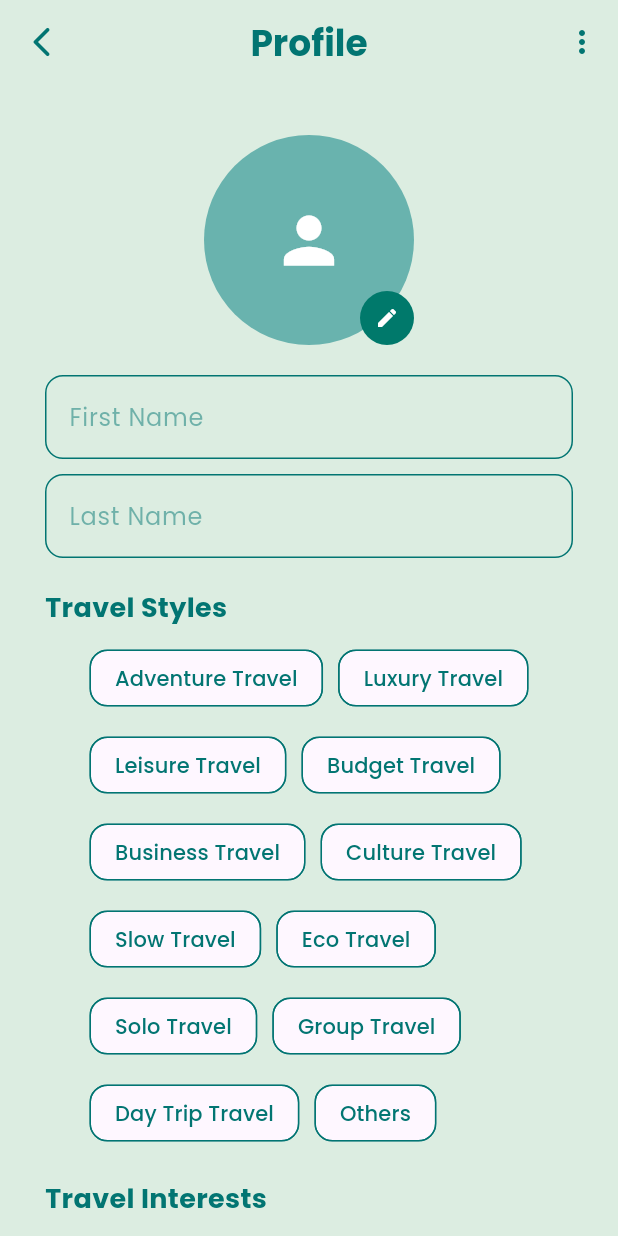
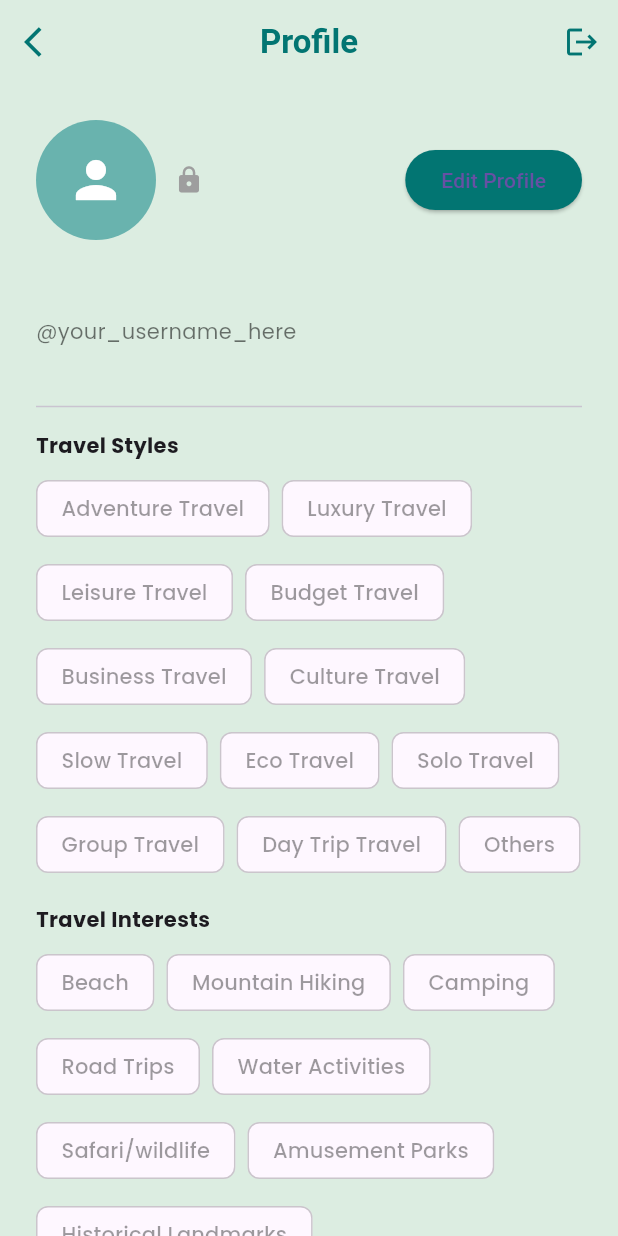
Before and after one commit to CMSC23-UV-4L-AY2024-2025-2ndSem/project-tuklas, a Flutter app: the UserProfilePage screen opened directly, on a phone screen of 412 x 824 dp. Run offline on Flutter 3.47's test engine with Material 3 defaults, Android fonts, the phone set to English and light mode, and no system bars; our stand-ins replace cloud_firestore, firebase_auth, firebase_core, firebase_storage, flutter_map, geolocator and 5 more; missing offline and left inert: flutter_photon, mobile_scanner; accounts and stored records are empty; generated files the repository leaves out were written again.

Commit message:
updated profile page

```diff
--- a/lib/models/user_profile_model.dart
+++ b/lib/models/user_profile_model.dart
@@ -6,6 +6,8 @@ class UserProfile {
   final List<String>? styles;
   final List<String>? interests;
   final String? imageBase64;
+  final String? phoneNumber;
+  final bool isPublic;
 
   UserProfile({
     required this.uid,
@@ -15,6 +17,8 @@ class UserProfile {
     this.styles,
     this.interests,
     this.imageBase64,
+    this.phoneNumber,
+    this.isPublic = false,
   });
 
   // Getter for full name
@@ -40,11 +44,14 @@ class UserProfile {
       firstName: firstName,
       lastName: lastName,
       styles: (json['styles'] as List?)?.whereType<String>().toList() ?? [],
-      interests:
-          (json['interests'] as List?)?.whereType<String>().toList() ?? [],
+      interests: (json['interests'] as List?)?.whereType<String>().toList() ?? [],
       imageBase64: json['imageBase64'] as String?,
+      phoneNumber: json['phoneNumber'] as String?,
+      isPublic: json['isPublic'] as bool? ?? false,
     );
   }
+
+  get phone => null;
 
   Map<String, dynamic> toJson() {
     return {
@@ -54,6 +61,8 @@ class UserProfile {
       'styles': styles,
       'interests': interests,
       'imageBase64': imageBase64,
+      'phoneNumber': phoneNumber,   // new field
+      'isPublic': isPublic,         // new field
     };
   }
 }
--- a/lib/screens/account_setup/setup_profile_page.dart
+++ b/lib/screens/account_setup/setup_profile_page.dart
@@ -215,13 +215,17 @@ class _SetupProfilePageState extends State<SetupProfilePage> {
           );
 
           //upload image to Firestore as base64
-          final base64Image =
-              pickedFileBytes != null ? base64Encode(pickedFileBytes!) : null;
+          final base64Image = pickedFileBytes != null ? base64Encode(pickedFileBytes!) : null;
+
           if (base64Image != null) {
-            await context.read<UserProfileProvider>().updateProfileImage(
-              base64Image,
-              formValues.textfieldValues['uName']!,
-            );
+            // get username from the current user profile in provider
+            final username = context.read<UserProfileProvider>().currentUserProfile?.username;
+
+            if (username != null && username.isNotEmpty) {
+              await context.read<UserProfileProvider>().updateProfileImage(base64Image, username);
+            } else {
+              // handle missing username case (e.g., show error)
+            }
           }
 
           //display success message
--- a/lib/screens/user_profile.dart
+++ b/lib/screens/user_profile.dart
@@ -20,383 +20,238 @@ class _UserProfilePageState extends State<UserProfilePage> {
   final _formKey = GlobalKey<FormState>();
   final TextEditingController firstNameController = TextEditingController();
   final TextEditingController lastNameController = TextEditingController();
+  final TextEditingController phoneController = TextEditingController();
+  bool isPublic = true;
   File? imageFile;
   Uint8List? pickedFileBytes;
   List<String> selectedStyles = [];
   List<String> selectedInterests = [];
   bool _isLoading = true;
+  bool _isEditing = false;
 
   final List<String> travelStyles = [
-    'Adventure Travel',
-    'Luxury Travel',
-    'Leisure Travel',
-    'Budget Travel',
-    'Business Travel',
-    'Culture Travel',
-    'Slow Travel',
-    'Eco Travel',
-    'Solo Travel',
-    'Group Travel',
-    'Day Trip Travel',
-    'Others',
+    'Adventure Travel', 'Luxury Travel', 'Leisure Travel', 'Budget Travel',
+    'Business Travel', 'Culture Travel', 'Slow Travel', 'Eco Travel',
+    'Solo Travel', 'Group Travel', 'Day Trip Travel', 'Others',
   ];
 
   final List<String> travelInterests = [
-    'Beach',
-    'Mountain Hiking',
-    'Camping',
-    'Road Trips',
-    'Water Activities',
-    'Safari/wildlife',
-    'Amusement Parks',
-    'Historical Landmarks',
-    'Cultural Immersion',
-    'Night Life',
-    'Food Trips',
-    'Cafes',
-    'Others',
+    'Beach', 'Mountain Hiking', 'Camping', 'Road Trips', 'Water Activities',
+    'Safari/wildlife', 'Amusement Parks', 'Historical Landmarks',
+    'Cultural Immersion', 'Night Life', 'Food Trips', 'Cafes', 'Others',
   ];
 
   @override
   void initState() {
     super.initState();
-    WidgetsBinding.instance.addPostFrameCallback((_) {
-      _loadUserProfile();
-    });
+    WidgetsBinding.instance.addPostFrameCallback((_) => _loadUserProfile());
   }
 
   Future<void> _loadUserProfile() async {
-    if (!mounted) return;
-
-    setState(() {
-      _isLoading = true;
-    });
-
+    if (!mounted) return; // in case this was called too early
+    setState(() => _isLoading = true);
     try {
-      final profile =
-          await context.read<UserProfileProvider>().fetchUserProfileOnce();
-
-      if (!mounted) return;
-
+      final profile = await context.read<UserProfileProvider>().fetchUserProfileOnce();
+      if (!mounted) return;  // check again after await
       setState(() {
         firstNameController.text = profile.firstName;
         lastNameController.text = profile.lastName;
-        selectedStyles = List<String>.from(profile.styles ?? []);
-        selectedInterests = List<String>.from(profile.interests ?? []);
-        if (profile.imageBase64 != null && profile.imageBase64!.isNotEmpty) {
+        phoneController.text = profile.phoneNumber ?? '';
+        selectedStyles = List.from(profile.styles ?? []);
+        selectedInterests = List.from(profile.interests ?? []);
+        isPublic = profile.isPublic ?? true;
+        if (profile.imageBase64?.isNotEmpty ?? false) {
           pickedFileBytes = base64Decode(profile.imageBase64!);
         }
         _isLoading = false;
       });
-    } catch (e) {
+    } catch (_) {
       if (!mounted) return;
-      setState(() {
-        _isLoading = false;
-      });
-      ScaffoldMessenger.of(
-        context,
-      ).showSnackBar(SnackBar(content: Text('Failed to load profile: $e')));
+      setState(() => _isLoading = false);
+      ScaffoldMessenger.of(context).showSnackBar(
+        const SnackBar(content: Text('Failed to load profile')),
+      );
     }
   }
 
 Future<void> _saveProfile() async {
-    if (_formKey.currentState!.validate()) {
-      final firstName = firstNameController.text.trim();
-      final lastName = lastNameController.text.trim();
-      final base64Image =
-          pickedFileBytes != null ? base64Encode(pickedFileBytes!) : null;
+  if (!_formKey.currentState!.validate()) return;
+
+  final base64Image = pickedFileBytes != null ? base64Encode(pickedFileBytes!) : null;
 
   try {
-        // Get current profile to maintain username
-        final currentProfile =
-            await context.read<UserProfileProvider>().fetchUserProfileOnce();
+    final userProfileProvider = context.read<UserProfileProvider>();
+    final currentProfile = await userProfileProvider.fetchUserProfileOnce();
 
-        // update the profile with the new data
-        await context
-            .read<UserProfileProvider>()
-            .firebaseService
-            .updateUserProfile(
-              username: currentProfile.username, // Keep existing username
-              firstName: firstName,
-              lastName: lastName,
+    if (currentProfile == null) {
+      throw Exception('User profile not found');
+    }
+
+    // Update user profile fields first
+    await userProfileProvider.firebaseService.updateUserProfile(
+      username: currentProfile.username,
+      firstName: firstNameController.text.trim(),
+      lastName: lastNameController.text.trim(),
+      phoneNumber: phoneController.text.trim(),
+      isPublic: isPublic,
       styles: selectedStyles,
       interests: selectedInterests,
     );
 
+    // Update profile image only if there's a new image
+    if (base64Image != null) {
+      bool success = await userProfileProvider.updateProfileImage(base64Image, currentProfile.username);
+
+      if (success) {
+        print('Profile image updated!');
+      } else {
+        print('Failed to update profile image. Please try again.');
         if (!mounted) return;
+        ScaffoldMessenger.of(context).showSnackBar(
+          const SnackBar(content: Text('Failed to update profile image')),
+        );
+        return; // Stop further execution if image update fails
+      }
+    }
+
+    if (!mounted) return;
+
+    setState(() => _isEditing = false);
 
     ScaffoldMessenger.of(context).showSnackBar(
       const SnackBar(content: Text('Profile updated successfully')),
     );
 
-        Navigator.pushAndRemoveUntil(
-          context,
-          MaterialPageRoute(builder: (context) => MainScreen()),
-          (route) => false,
+    await _loadUserProfile();
+  } catch (e) {
+    print('Error saving profile: $e');
+    if (!mounted) return;
+    ScaffoldMessenger.of(context).showSnackBar(
+      const SnackBar(content: Text('Error saving profile')),
     );
-      } catch (e) {
-        if (!mounted) return;
-        ScaffoldMessenger.of(
-          context,
-        ).showSnackBar(SnackBar(content: Text('Error saving profile: $e')));
-      }
   }
 }
 
 Future<void> _pickImage() async {
-    final pickedFile = await ImagePicker().pickImage(
-      source: ImageSource.gallery,
-    );
+  try {
+    final pickedFile = await ImagePicker().pickImage(source: ImageSource.gallery);
 
-    if (pickedFile != null) {
+    if (pickedFile == null) return;
+
     final bytes = await pickedFile.readAsBytes();
+
+    if (!mounted) return;
+
     setState(() {
       imageFile = File(pickedFile.path);
       pickedFileBytes = bytes;
     });
+  } catch (e) {
+    print('Error picking image: $e');
+    if (!mounted) return;
+    ScaffoldMessenger.of(context).showSnackBar(
+      const SnackBar(content: Text('Failed to pick image')),
+    );
   }
 }
 
-  Widget _buildTopBar() {
-    return AppBar(
-      backgroundColor: const Color(0xFFDCEDE1),
-      elevation: 0,
-      leading: IconButton(
-        icon: const Icon(
-          Icons.arrow_back_ios_rounded,
-          color: Color(0xFF027572),
-        ),
-        onPressed: () {
-          Navigator.pushAndRemoveUntil(
-            context,
-            MaterialPageRoute(builder: (context) => MainScreen()),
-            (Route<dynamic> route) => false,
-          );
-        },
-      ),
-      title: Text(
-        'Profile',
-        style: GoogleFonts.poppins(
-          fontWeight: FontWeight.bold,
-          fontSize: 24,
-          color: const Color(0xFF027572),
-        ),
-      ),
-      centerTitle: true,
-      actions: [
-        IconButton(
-          icon: const Icon(Icons.more_vert, color: Color(0xFF027572)),
-          onPressed: () {},
-        ),
-      ],
-    );
-  }
-
-  Widget _buildAvatar() {
-    return Stack(
-      alignment: Alignment.bottomRight,
-      children: [
-        CircleAvatar(
-          radius: 70,
-          backgroundColor: const Color(0xFF69B3AE),
-          child: ClipOval(
-            child:
-                pickedFileBytes != null
-                    ? Image.memory(
-                      pickedFileBytes!,
-                      width: 140,
-                      height: 140,
-                      fit: BoxFit.cover,
-                    )
-                    : const Icon(Icons.person, size: 50, color: Colors.white),
-          ),
-        ),
-        Positioned(
-          child: GestureDetector(
-            onTap: _pickImage,
-            child: const CircleAvatar(
-              radius: 18,
-              backgroundColor: Color(0xFF00796B),
-              child: Icon(Icons.edit, color: Colors.white, size: 16),
-            ),
-          ),
-        ),
-      ],
-    );
-  }
-
-  Widget _buildTextField({
-    required TextEditingController controller,
-    required String label,
-    required String hint,
-  }) {
-    return TextFormField(
-      controller: controller,
-      enabled: !_isLoading,
-      decoration: InputDecoration(
-        enabledBorder: OutlineInputBorder(
-          borderSide: const BorderSide(color: Color(0xFF027572)),
-          borderRadius: BorderRadius.circular(12),
-        ),
-        focusedBorder: OutlineInputBorder(
-          borderSide: const BorderSide(color: Color(0xFF027572), width: 2),
-          borderRadius: BorderRadius.circular(12),
-        ),
-        labelText: label,
-        labelStyle: GoogleFonts.poppins(
-          fontSize: 16,
-          color: const Color(0x80027572),
-        ),
-        hintText: _isLoading ? 'Loading...' : hint,
-        hintStyle: GoogleFonts.poppins(
-          fontSize: 16,
-          color: const Color.fromARGB(128, 62, 82, 81),
-        ),
-      ),
-      validator: (value) {
-        if (value == null || value.trim().isEmpty) {
-          return '$label is required';
-        }
-        return null;
-      },
-    );
-  }
-
-  Widget _buildSelectableChips({
-    required List<String> options,
-    required List<String> selectedOptions,
-    required Function(String) onSelected,
-  }) {
-    return Wrap(
-      spacing: 10,
-      runSpacing: 10,
-      children:
-          options.map((option) {
-            final isSelected = selectedOptions.contains(option);
-            return ChoiceChip(
-              label: Text(option),
-              selected: isSelected,
-              onSelected: (_) => onSelected(option),
-              selectedColor: const Color(0xFF027572),
-              backgroundColor: Colors.transparent,
-              labelStyle: GoogleFonts.poppins(
-                color: isSelected ? Colors.white : const Color(0xFF027572),
-              ),
-              shape: RoundedRectangleBorder(
-                borderRadius: BorderRadius.circular(12),
-                side: const BorderSide(color: Color(0xFF027572)),
-              ),
-            );
-          }).toList(),
-    );
-  }
 
   @override
   Widget build(BuildContext context) {
     return Scaffold(
       backgroundColor: const Color(0xFFDCEDE1),
-      appBar: PreferredSize(
-        preferredSize: const Size.fromHeight(60),
-        child: _buildTopBar(),
+      appBar: AppBar(
+        backgroundColor: const Color(0xFFDCEDE1),
+        elevation: 0,
+        leading: IconButton(
+          icon: const Icon(Icons.arrow_back_ios, color: Color(0xFF027572)),
+          onPressed: () => Navigator.pop(context),
         ),
-      body:
-          _isLoading
-              ? const Center(
-                child: CircularProgressIndicator(color: Color(0xFF027572)),
+        title: const Text('Profile', style: TextStyle(color: Color(0xFF027572), fontWeight: FontWeight.bold)),
+        centerTitle: true,
+        actions: [
+          IconButton(
+            icon: const Icon(Icons.logout, color: Color(0xFF027572)),
+            onPressed: () => Navigator.pushAndRemoveUntil(
+              context,
+              MaterialPageRoute(builder: (_) => const MainScreen()),
+              (_) => false,
+            ),
           )
+        ],
+      ),
+      body: _isLoading
+          ? const Center(child: CircularProgressIndicator(color: Color(0xFF027572)))
           : SingleChildScrollView(
-                padding: const EdgeInsets.all(30),
+              padding: const EdgeInsets.all(24),
               child: Form(
                 key: _formKey,
                 child: Column(
+                  crossAxisAlignment: CrossAxisAlignment.start,
                   children: [
-                      _buildAvatar(),
-                      const SizedBox(height: 20),
-                      _buildTextField(
-                        controller: firstNameController,
-                        label: 'First Name',
-                        hint: 'Enter your first name',
-                      ),
-                      const SizedBox(height: 10),
-                      _buildTextField(
-                        controller: lastNameController,
-                        label: 'Last Name',
-                        hint: 'Enter your last name',
-                      ),
-                      const SizedBox(height: 20),
-                      Align(
-                        alignment: Alignment.centerLeft,
-                        child: Text(
-                          'Travel Styles',
-                          style: GoogleFonts.poppins(
-                            fontWeight: FontWeight.bold,
-                            fontSize: 18,
-                            color: const Color(0xFF027572),
+                    Row(
+                      children: [
+                        GestureDetector(
+                          onTap: _isEditing ? _pickImage : null,
+                          child: CircleAvatar(
+                            radius: 40,
+                            backgroundColor: const Color(0xFF69B3AE),
+                            child: ClipOval(
+                              child: pickedFileBytes != null
+                                  ? Image.memory(pickedFileBytes!, width: 80, height: 80, fit: BoxFit.cover)
+                                  : const Icon(Icons.person, size: 40, color: Colors.white),
                             ),
                           ),
                         ),
-                      const SizedBox(height: 10),
-                      _buildSelectableChips(
-                        options: travelStyles,
-                        selectedOptions: selectedStyles,
-                        onSelected: (style) {
-                          setState(() {
-                            if (selectedStyles.contains(style)) {
-                              selectedStyles.remove(style);
-                            } else {
-                              selectedStyles.add(style);
-                            }
-                          });
-                        },
+                        const SizedBox(width: 12),
+                        Icon(isPublic ? Icons.public : Icons.lock, size: 20, color: Colors.grey),
+                        const Spacer(),
+                        ElevatedButton(
+                          style: ElevatedButton.styleFrom(backgroundColor: const Color(0xFF027572)),
+                          onPressed: () => setState(() => _isEditing = !_isEditing),
+                          child: Text(_isEditing ? 'Cancel' : 'Edit Profile'),
                         ),
-                      const SizedBox(height: 20),
-                      Align(
-                        alignment: Alignment.centerLeft,
-                        child: Text(
-                          'Travel Interests',
-                          style: GoogleFonts.poppins(
-                            fontWeight: FontWeight.bold,
-                            fontSize: 18,
-                            color: const Color(0xFF027572),
+                      ],
+                    ),
+                    const SizedBox(height: 16),
+                    if (_isEditing) ...[
+                      _buildEditableField(firstNameController, 'First Name'),
+                      _buildEditableField(lastNameController, 'Last Name'),
+                      _buildEditableField(phoneController, 'Phone Number'),
+                      SwitchListTile(
+                        title: const Text('Public Profile'),
+                        value: isPublic,
+                        onChanged: (val) => setState(() => isPublic = val),
+                      ),
+                    ] else ...[
+                      Text('${firstNameController.text} ${lastNameController.text}', style: GoogleFonts.poppins(fontSize: 22, fontWeight: FontWeight.bold)),
+                      const SizedBox(height: 4),
+                      Text('@${widget.username}', style: GoogleFonts.poppins(color: Colors.black54)),
+                      const SizedBox(height: 4),
+                      Text(phoneController.text, style: GoogleFonts.poppins(color: Colors.black54)),
+                    ],
+                    const Divider(height: 32),
+                    Text('Travel Styles', style: GoogleFonts.poppins(fontWeight: FontWeight.bold)),
+                    const SizedBox(height: 8),
+                    _buildChipSelector(travelStyles, selectedStyles, _isEditing),
+                    const SizedBox(height: 16),
+                    Text('Travel Interests', style: GoogleFonts.poppins(fontWeight: FontWeight.bold)),
+                    const SizedBox(height: 8),
+                    _buildChipSelector(travelInterests, selectedInterests, _isEditing),
+                    if (_isEditing)
+                      Padding(
+                        padding: const EdgeInsets.only(top: 24),
+                        child: Center(
+                          child: ElevatedButton(
+                            onPressed: _saveProfile,
+                            style: ElevatedButton.styleFrom(
+                              backgroundColor: const Color(0xFF027572),
+                              padding: const EdgeInsets.symmetric(horizontal: 40, vertical: 12),
+                            ),
+                            child: const Text('Save Changes'),
                           ),
                         ),
-                      ),
-                      const SizedBox(height: 10),
-                      _buildSelectableChips(
-                        options: travelInterests,
-                        selectedOptions: selectedInterests,
-                        onSelected: (interest) {
-                          setState(() {
-                            if (selectedInterests.contains(interest)) {
-                              selectedInterests.remove(interest);
-                            } else {
-                              selectedInterests.add(interest);
-                            }
-                          });
-                        },
-                      ),
-                      const SizedBox(height: 30),
-                      ElevatedButton(
-                        onPressed: _saveProfile,
-                        style: ElevatedButton.styleFrom(
-                          padding: const EdgeInsets.symmetric(
-                            horizontal: 80,
-                            vertical: 15,
-                          ),
-                          shape: RoundedRectangleBorder(
-                            borderRadius: BorderRadius.circular(30),
-                          ),
-                          backgroundColor: const Color(0xFF027572),
-                        ),
-                        child: Text(
-                          'Save Profile',
-                          style: GoogleFonts.poppins(
-                            fontWeight: FontWeight.bold,
-                            fontSize: 18,
-                            color: Colors.white,
-                          ),
-                        ),
-                      ),
+                      )
                   ],
                 ),
               ),
@@ -404,10 +259,38 @@ class _UserProfilePageState extends State<UserProfilePage> {
     );
   }
 
-  @override
-  void dispose() {
-    firstNameController.dispose();
-    lastNameController.dispose();
-    super.dispose();
+  Widget _buildEditableField(TextEditingController controller, String label) {
+    return Padding(
+      padding: const EdgeInsets.symmetric(vertical: 8),
+      child: TextFormField(
+        controller: controller,
+        decoration: InputDecoration(
+          labelText: label,
+          border: OutlineInputBorder(borderRadius: BorderRadius.circular(10)),
+        ),
+        validator: (value) => value!.trim().isEmpty ? 'Required' : null,
+      ),
+    );
+  }
+
+  Widget _buildChipSelector(List<String> options, List<String> selected, bool isEditable) {
+    return Wrap(
+      spacing: 8,       // horizontal space between chips
+      runSpacing: 8,    // vertical space between lines
+      children: options.map((option) {
+        final selectedFlag = selected.contains(option);
+        return ChoiceChip(
+          label: Text(option),
+          selected: selectedFlag,
+          onSelected: isEditable
+              ? (_) => setState(() {
+                    selectedFlag ? selected.remove(option) : selected.add(option);
+                  })
+              : null,
+          selectedColor: const Color(0xFF027572),
+          labelStyle: GoogleFonts.poppins(color: selectedFlag ? Colors.white : Colors.black),
+        );
+      }).toList(),
+    );
   }
 }
```
Also changed, not shown: lib/api/user_profile_api.dart (+19 -15 lines), lib/providers/user_profile_provider.dart (+31 -9 lines). Lines whose indentation alone changed are shown as unchanged.
